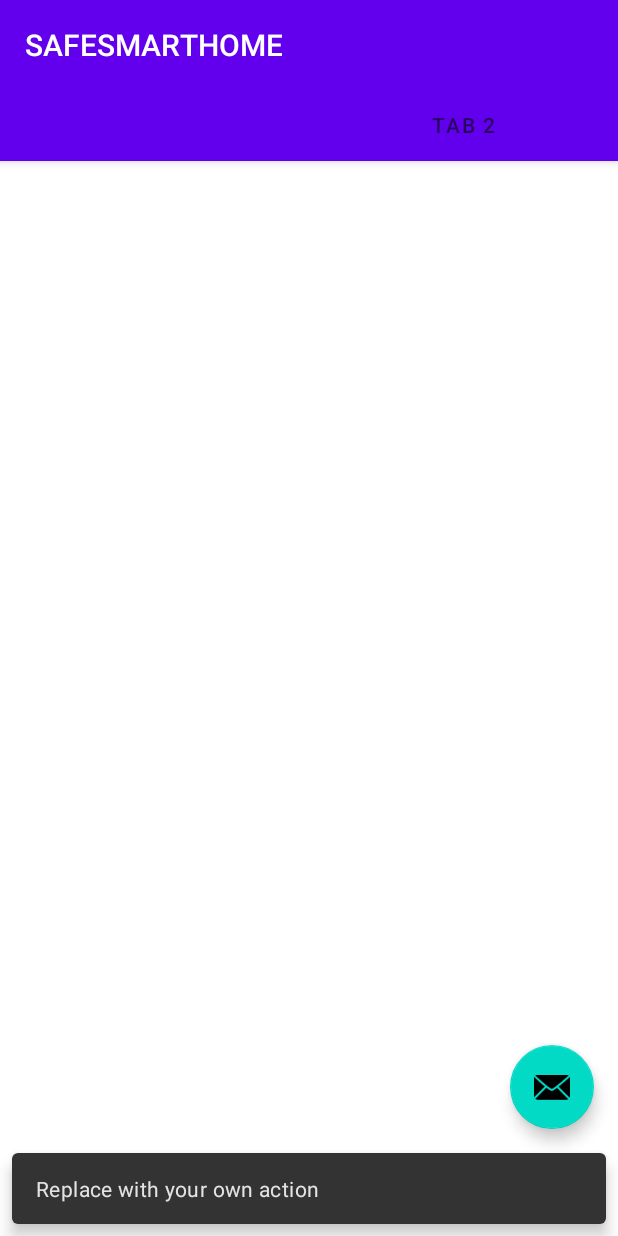
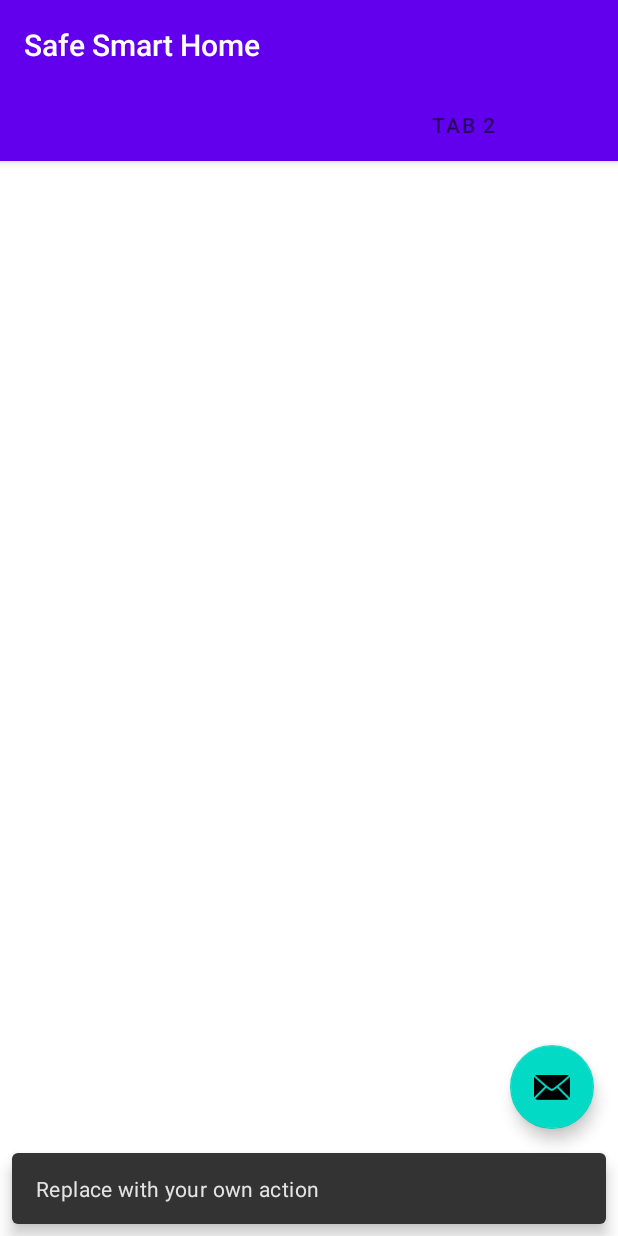
Before and after one commit to ETS-Android5/SAFESMARTHOME, an Android app: the screen it shows after launch (MainActivity), after a tap on an icon or button, on a phone screen of 412 x 824 dp. Run offline under Robolectric (Android 15) with nearby library versions, the phone set to English and light mode, and no system bars; 1 statement that could not run was skipped.

```diff
--- a/SMARTHOME/src/main/res/values/strings.xml
+++ b/SMARTHOME/src/main/res/values/strings.xml
@@ -1,5 +1,5 @@
 <resources>
-    <string name="app_name">SAFESMARTHOME</string>
+    <string name="app_name">Safe Smart Home</string>
     <string name="tab_text_1">Tab 1</string>
     <string name="tab_text_2">Tab 2</string>
 </resources>
```
Also changed, not shown: 1 other file.
